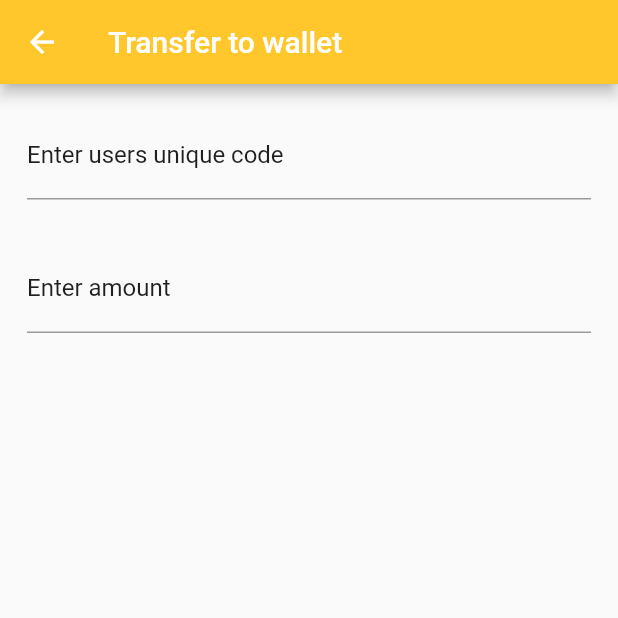
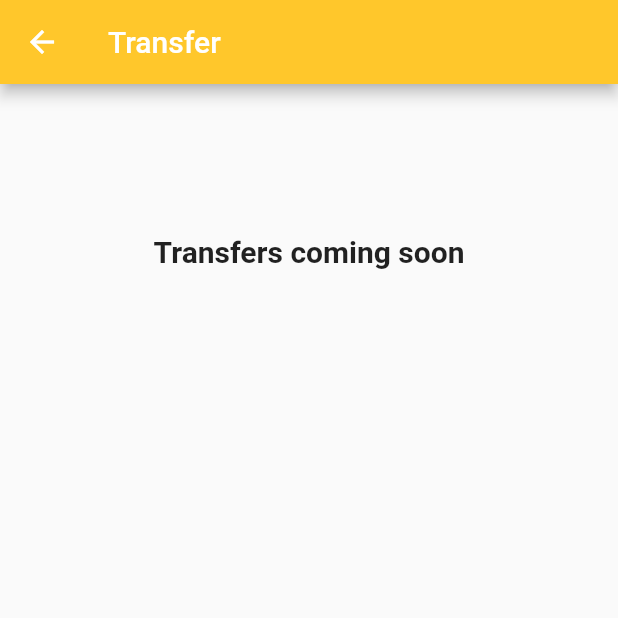
Before and after one commit to gabrielstonedelza/Taxinet-Passenger, a Flutter app: the Transfers screen opened directly, on a phone screen of 412 x 824 dp, the top half of it. Run offline on Flutter 3.47's test engine with Material 2 defaults, Android fonts, the light colour scheme and no system bars; our stand-ins replace animate_do, animated_text_kit, awesome_notifications, badges, carousel_slider, dio and 16 more; missing offline and left inert: fab_circular_menu, flutter_phone_direct_caller; accounts and stored records are empty; network calls fail; project files that could hold a hidden picture were left out.

Commit message:
taxinet flutter passenger app,suspended transfers for now

```diff
--- a/lib/passenger/home/transfers.dart
+++ b/lib/passenger/home/transfers.dart
@@ -39,6 +39,7 @@ class _TransfersState extends State<Transfers> {
   bool amountHasValue = false;
   String amountError = "";
   bool amountGreaterThanBalance = false;
+
   void _startPosting() async {
     setState(() {
       isPosting = true;
@@ -213,194 +214,196 @@ class _TransfersState extends State<Transfers> {
   Widget build(BuildContext context) {
     return Scaffold(
         appBar: AppBar(
-            title: const Text("Transfer to wallet"),
+            title: const Text("Transfer"),
             backgroundColor: primaryColor),
         body: SingleChildScrollView(
           child: Column(
             mainAxisAlignment: MainAxisAlignment.center,
-            children: [
-              Padding(
-                padding: const EdgeInsets.all(18.0),
-                child: Form(
-                  key: _formKey,
-                  child: Column(
-                    children: [
-                      Padding(
-                        padding: const EdgeInsets.only(bottom: 10.0),
-                        child: TextFormField(
-                          onChanged: (value) {
-                            if(value.length == userController.uniqueCode.length && value == userController.uniqueCode){
-                              Get.snackbar("Transfer Error",
-                                  "You cannot transfer to yourself",
-                                  colorText: defaultTextColor1,
-                                  snackPosition: SnackPosition.TOP,
-                                  backgroundColor: Colors.red,
-                                  duration: const Duration(seconds: 5));
-                              setState(() {
-                                isOwnCode = false;
-                              });
-                            }
-                            else{
-                              if (value.length == userController.uniqueCode.length &&
-                                  userController.allUsersUniqueCodes
-                                      .contains(value)) {
-                                setState(() {
-                                  isOwnCode = true;
-                                });
-                                getUserDetails(_userUniqueCode.text.trim());
-                              } else if (value.length == 8 &&
-                                  !userController.allUsersUniqueCodes
-                                      .contains(value)) {
-                                Get.snackbar("Code Error",
-                                    "can't find user with unique code",
-                                    colorText: defaultTextColor1,
-                                    snackPosition: SnackPosition.TOP,
-                                    backgroundColor: Colors.red,
-                                    duration: const Duration(seconds: 5));
-                                setState(() {
-                                  isOwnCode = false;
-                                });
-                              }
-                            }
-
-                          },
-                          controller: _userUniqueCode,
-                          cursorRadius: const Radius.elliptical(3, 3),
-                          cursorWidth: 3,
-                          cursorColor: defaultBlack,
-                          decoration: const InputDecoration(
-                            labelText: "Enter users unique code",
-                            labelStyle: TextStyle(color: secondaryColor),
-                            focusColor: primaryColor,
-                            fillColor: primaryColor,
-                          ),
-                          textInputAction: TextInputAction.next,
-                          keyboardType: TextInputType.text,
-                          validator: (value) {
-                            if (value!.isEmpty) {
-                              return "Please enter unique code";
-                            }
-                          },
-                        ),
-                      ),
-                      const SizedBox(height: 20),
-                      Padding(
-                        padding: const EdgeInsets.only(bottom: 10.0),
-                        child: TextFormField(
-                          onChanged: (value) {
-                            if (value.isNotEmpty &&
-                                double.parse(_amountController.text) >
-                                    sendersWallet) {
-                              setState(() {
-                                amountGreaterThanBalance = true;
-                                amountHasValue = false;
-                                amountError =
-                                "Your balance is less than what you are trying to send";
-                              });
-                            } else {
-                              setState(() {
-                                amountGreaterThanBalance = false;
-                                amountHasValue = true;
-                                amountError = "";
-                              });
-                            }
-                            if (value.isNotEmpty) {
-                              setState(() {
-                                amountHasValue = true;
-                              });
-                            } else {
-                              setState(() {
-                                amountHasValue = false;
-                              });
-                            }
-                          },
-                          controller: _amountController,
-                          cursorRadius: const Radius.elliptical(3, 3),
-                          cursorWidth: 3,
-                          cursorColor: defaultBlack,
-                          decoration: const InputDecoration(
-                            labelText: "Enter amount",
-                            labelStyle: TextStyle(color: secondaryColor),
-                            focusColor: primaryColor,
-                            fillColor: primaryColor,
-                          ),
-                          textInputAction: TextInputAction.done,
-                          keyboardType: TextInputType.number,
-                          validator: (value) {
-                            if (value!.isEmpty) {
-                              return "Please enter amount";
-                            }
-                          },
-                        ),
-                      ),
-                      amountGreaterThanBalance
-                          ? Center(
-                          child: Text(amountError,
-                              style: const TextStyle(
-                                  fontWeight: FontWeight.bold)))
-                          : Container(),
-                      const SizedBox(height: 20),
-                      !isPosting &&
-                          isOwnCode &&
-                          amountHasValue &&
-                          !amountGreaterThanBalance
-                          ? RawMaterialButton(
-                        onPressed: () {
-                          _startPosting();
-                          if (_formKey.currentState!.validate()) {
-                            processWalletTransfer();
-                            setState(() {
-                              currentAmountForSender = sendersWallet -
-                                  double.parse(
-                                      _amountController.text.trim());
-                              currentAmountForReceiver = receiversWallet +
-                                  double.parse(
-                                      _amountController.text.trim());
-                            });
-                          }
-                        },
-                        // child: const Text("Send"),
-                        shape: RoundedRectangleBorder(
-                            borderRadius: BorderRadius.circular(8)),
-                        elevation: 8,
-                        fillColor: defaultBlack,
-                        splashColor: defaultColor,
-                        child: const Text(
-                          "Send",
-                          style: TextStyle(
-                              fontWeight: FontWeight.bold,
-                              fontSize: 15,
-                              color: defaultTextColor1),
-                        ),
-                      )
-                          : Container(),
-                      const SizedBox(height: 20),
-                      isOwnCode
-                          ? SlideInUp(
-                        animate: true,
-                        child: Card(
-                            elevation: 12,
-                            shape: const RoundedRectangleBorder(
-                                borderRadius: BorderRadius.vertical(
-                                    top: Radius.circular(25.0))),
-                            child: SizedBox(
-                              width: 200,
-                              height: 120,
-                              child: Column(
-                                mainAxisAlignment:
-                                MainAxisAlignment.center,
-                                children: [
-                                  Text(fullName,style:const TextStyle(fontWeight: FontWeight.bold)),
-                                  Text(userName)
-                                ],
-                              ),
-                            )),
-                      )
-                          : Container(),
-                    ],
-                  ),
-                ),
-              )
+            children: const [
+              SizedBox(height:100),
+              Center(
+                child: Text("Transfers coming soon",style: TextStyle(fontWeight:FontWeight.bold,fontSize: 20),)
+              ),
+              // Padding(
+              //   padding: const EdgeInsets.all(18.0),
+              //   child: Form(
+              //     key: _formKey,
+              //     child: Column(
+              //       children: [
+              //         Padding(
+              //           padding: const EdgeInsets.only(bottom: 10.0),
+              //           child: TextFormField(
+              //             onChanged: (value) {
+              //               if(value.length == userController.uniqueCode.length && value == userController.uniqueCode){
+              //                 Get.snackbar("Transfer Error",
+              //                     "You cannot transfer to yourself,please choose another user.",
+              //                     colorText: defaultTextColor1,
+              //                     snackPosition: SnackPosition.TOP,
+              //                     backgroundColor: Colors.red,
+              //                     duration: const Duration(seconds: 5));
+              //                 setState(() {
+              //                   isOwnCode = true;
+              //                 });
+              //               }
+              //               if (value.length == userController.uniqueCode.length &&
+              //                   userController.allUsersUniqueCodes
+              //                       .contains(value)) {
+              //                 setState(() {
+              //                   isOwnCode = false;
+              //                 });
+              //                 getUserDetails(_userUniqueCode.text.trim());
+              //               }
+              //               if (
+              //               !userController.allUsersUniqueCodes
+              //                   .contains(value)) {
+              //                 Get.snackbar("Code Error",
+              //                     "can't find user with unique code",
+              //                     colorText: defaultTextColor1,
+              //                     snackPosition: SnackPosition.TOP,
+              //                     backgroundColor: Colors.red,
+              //                     duration: const Duration(seconds: 5));
+              //                 setState(() {
+              //                   isOwnCode = false;
+              //                 });
+              //               }
+              //             },
+              //             controller: _userUniqueCode,
+              //             cursorRadius: const Radius.elliptical(3, 3),
+              //             cursorWidth: 3,
+              //             cursorColor: defaultBlack,
+              //             decoration: const InputDecoration(
+              //               labelText: "Enter users unique code",
+              //               labelStyle: TextStyle(color: secondaryColor),
+              //               focusColor: primaryColor,
+              //               fillColor: primaryColor,
+              //             ),
+              //             textInputAction: TextInputAction.next,
+              //             keyboardType: TextInputType.text,
+              //             validator: (value) {
+              //               if (value!.isEmpty) {
+              //                 return "Please enter unique code";
+              //               }
+              //             },
+              //           ),
+              //         ),
+              //         const SizedBox(height: 20),
+              //         Padding(
+              //           padding: const EdgeInsets.only(bottom: 10.0),
+              //           child: TextFormField(
+              //             onChanged: (value) {
+              //               if (value.isNotEmpty &&
+              //                   double.parse(_amountController.text) >
+              //                       sendersWallet) {
+              //                 setState(() {
+              //                   amountGreaterThanBalance = true;
+              //                   amountHasValue = false;
+              //                   amountError =
+              //                   "Your balance is less than what you are trying to send";
+              //                 });
+              //               } else {
+              //                 setState(() {
+              //                   amountGreaterThanBalance = false;
+              //                   amountHasValue = true;
+              //                   amountError = "";
+              //                 });
+              //               }
+              //               if (value.isNotEmpty) {
+              //                 setState(() {
+              //                   amountHasValue = true;
+              //                 });
+              //               } else {
+              //                 setState(() {
+              //                   amountHasValue = false;
+              //                 });
+              //               }
+              //             },
+              //             controller: _amountController,
+              //             cursorRadius: const Radius.elliptical(3, 3),
+              //             cursorWidth: 3,
+              //             cursorColor: defaultBlack,
+              //             decoration: const InputDecoration(
+              //               labelText: "Enter amount",
+              //               labelStyle: TextStyle(color: secondaryColor),
+              //               focusColor: primaryColor,
+              //               fillColor: primaryColor,
+              //             ),
+              //             textInputAction: TextInputAction.done,
+              //             keyboardType: TextInputType.number,
+              //             validator: (value) {
+              //               if (value!.isEmpty) {
+              //                 return "Please enter amount";
+              //               }
+              //             },
+              //           ),
+              //         ),
+              //         amountGreaterThanBalance
+              //             ? Center(
+              //             child: Text(amountError,
+              //                 style: const TextStyle(
+              //                     fontWeight: FontWeight.bold)))
+              //             : Container(),
+              //         const SizedBox(height: 20),
+              //         !isPosting &&
+              //             !isOwnCode &&
+              //             amountHasValue &&
+              //             !amountGreaterThanBalance
+              //             ? RawMaterialButton(
+              //           onPressed: () {
+              //             _startPosting();
+              //             if (_formKey.currentState!.validate()) {
+              //               processWalletTransfer();
+              //               setState(() {
+              //                 currentAmountForSender = sendersWallet -
+              //                     double.parse(
+              //                         _amountController.text.trim());
+              //                 currentAmountForReceiver = receiversWallet +
+              //                     double.parse(
+              //                         _amountController.text.trim());
+              //               });
+              //             }
+              //           },
+              //           // child: const Text("Send"),
+              //           shape: RoundedRectangleBorder(
+              //               borderRadius: BorderRadius.circular(8)),
+              //           elevation: 8,
+              //           fillColor: defaultBlack,
+              //           splashColor: defaultColor,
+              //           child: const Text(
+              //             "Send",
+              //             style: TextStyle(
+              //                 fontWeight: FontWeight.bold,
+              //                 fontSize: 15,
+              //                 color: defaultTextColor1),
+              //           ),
+              //         )
+              //             : Container(),
+              //         const SizedBox(height: 20),
+              //         isOwnCode
+              //             ? SlideInUp(
+              //           animate: true,
+              //           child: Card(
+              //               elevation: 12,
+              //               shape: const RoundedRectangleBorder(
+              //                   borderRadius: BorderRadius.vertical(
+              //                       top: Radius.circular(25.0))),
+              //               child: SizedBox(
+              //                 width: 200,
+              //                 height: 120,
+              //                 child: Column(
+              //                   mainAxisAlignment:
+              //                   MainAxisAlignment.center,
+              //                   children: [
+              //                     Text(fullName,style:const TextStyle(fontWeight: FontWeight.bold)),
+              //                     Text(userName)
+              //                   ],
+              //                 ),
+              //               )),
+              //         )
+              //             : Container(),
+              //       ],
+              //     ),
+              //   ),
+              // )
             ],
           ),
         ));
--- a/lib/views/welcome_options.dart
+++ b/lib/views/welcome_options.dart
@@ -2,7 +2,6 @@ import 'dart:async';
 import 'dart:convert';
 import 'dart:ui';
 
-import 'package:awesome_notifications/awesome_notifications.dart';
 import 'package:flutter/material.dart';
 import 'package:get_storage/get_storage.dart';
 import 'package:lottie/lottie.dart';
```
